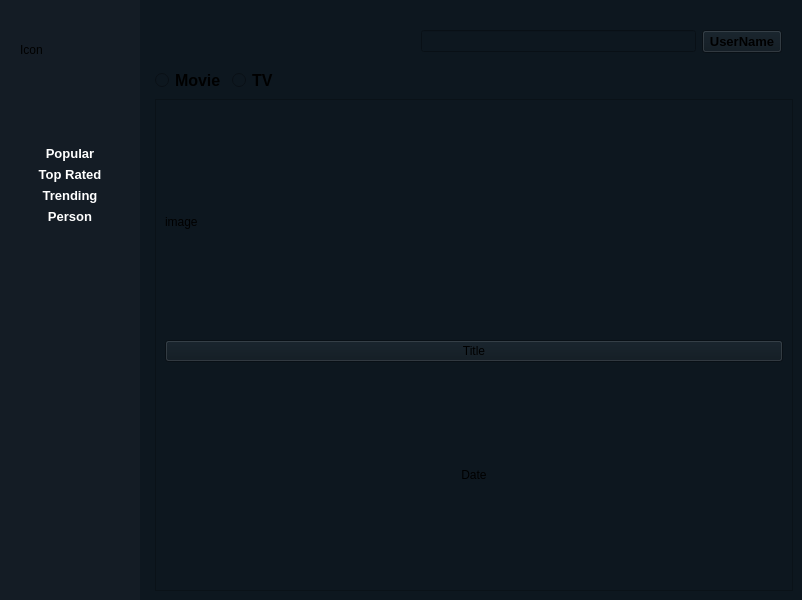
OleksiiMartseniuk/movie_desktop, file designer/form.ui: the form before one commit.
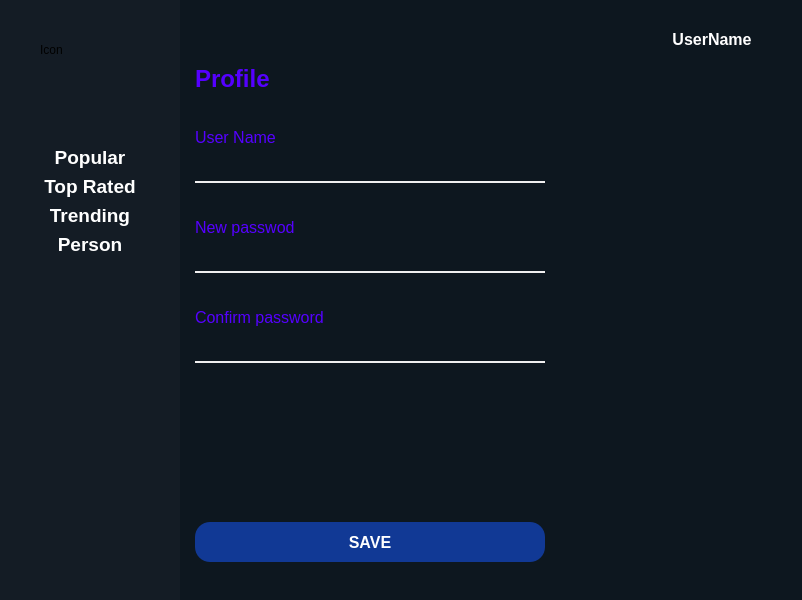
The form after the commit. The open tabs and pages were chosen to show the change.

Commit message: add cart movie, user edit,

```diff
--- a/designer/form.ui
+++ b/designer/form.ui
@@ -16,7 +16,19 @@
   <property name="styleSheet">
    <string notr="true">QWidget {
 	background-color:rgb(13, 23, 31);
-}</string>
+	border: none;
+}
+QPushButton#button_user {
+	border: none;
+	color: rgb(255, 255, 255);
+}
+QPushButton#button_user:hover {
+	color: rgb(45, 202, 235);
+}
+QPushButton#button_user:pressed {
+	color: rgb(85, 0, 255);
+}
+</string>
   </property>
   <layout class="QGridLayout" name="gridLayout">
    <property name="leftMargin">
@@ -56,13 +68,13 @@
        <number>6</number>
       </property>
       <property name="leftMargin">
-       <number>20</number>
+       <number>40</number>
       </property>
       <property name="topMargin">
        <number>0</number>
       </property>
       <property name="rightMargin">
-       <number>20</number>
+       <number>40</number>
       </property>
       <property name="bottomMargin">
        <number>0</number>
@@ -100,7 +112,7 @@
        <widget class="QPushButton" name="button_populat">
         <property name="font">
          <font>
-          <pointsize>10</pointsize>
+          <pointsize>14</pointsize>
           <bold>true</bold>
          </font>
         </property>
@@ -113,7 +125,7 @@
        <widget class="QPushButton" name="button_top_rated">
         <property name="font">
          <font>
-          <pointsize>10</pointsize>
+          <pointsize>14</pointsize>
           <bold>true</bold>
          </font>
         </property>
@@ -126,7 +138,7 @@
        <widget class="QPushButton" name="button_tremding">
         <property name="font">
          <font>
-          <pointsize>10</pointsize>
+          <pointsize>14</pointsize>
           <bold>true</bold>
          </font>
         </property>
@@ -139,7 +151,7 @@
        <widget class="QPushButton" name="button_person">
         <property name="font">
          <font>
-          <pointsize>10</pointsize>
+          <pointsize>14</pointsize>
           <bold>true</bold>
          </font>
         </property>
@@ -170,7 +182,7 @@
       <number>30</number>
      </property>
      <property name="rightMargin">
-      <number>20</number>
+      <number>50</number>
      </property>
      <item>
       <spacer name="horizontalSpacer">
@@ -192,7 +204,7 @@
       <widget class="QPushButton" name="button_user">
        <property name="font">
         <font>
-         <pointsize>10</pointsize>
+         <pointsize>12</pointsize>
          <bold>true</bold>
         </font>
        </property>
@@ -211,6 +223,9 @@
        <height>300</height>
       </size>
      </property>
+     <property name="styleSheet">
+      <string notr="true"/>
+     </property>
      <property name="midLineWidth">
       <number>1</number>
      </property>
@@ -218,23 +233,54 @@
       <number>0</number>
      </property>
      <widget class="QWidget" name="page_1">
-      <layout class="QVBoxLayout" name="verticalLayout_2">
-       <property name="rightMargin">
-        <number>9</number>
-       </property>
+      <property name="styleSheet">
+       <string notr="true">QWidget {
+	color: rgb(255, 255, 255);
+}
+QPushButton {
+	border: none;
+	color: rgb(255, 255, 255);
+}
+QPushButton:hover {
+	color: rgb(45, 202, 235);
+}
+QPushButton:pressed {
+	color: rgb(85, 0, 255);
+}
+
+QRadioButton {
+	background-color: rgb(85, 0, 255);
+	color: rgb(239, 239, 239);
+}
+QRadioButton::indicator
+{
+    image: none;
+}
+QRadioButton:unchecked {
+	background-color:rgb(13, 23, 31);
+	border: 1px solid #4a4a4a;
+}
+</string>
+      </property>
+      <layout class="QVBoxLayout" name="verticalLayout_3">
        <item>
         <layout class="QHBoxLayout" name="horizontalLayout_2">
-         <property name="rightMargin">
+         <property name="spacing">
           <number>0</number>
          </property>
          <item>
           <widget class="QRadioButton" name="radioButton">
            <property name="font">
             <font>
-             <pointsize>12</pointsize>
+             <family>Roboto</family>
+             <pointsize>14</pointsize>
              <bold>true</bold>
             </font>
            </property>
+           <property name="styleSheet">
+            <string notr="true">border-bottom-left-radius: 5px;
+border-top-left-radius: 5px;</string>
+           </property>
            <property name="text">
             <string>Movie</string>
            </property>
@@ -244,10 +290,15 @@
           <widget class="QRadioButton" name="radioButton_2">
            <property name="font">
             <font>
-             <pointsize>12</pointsize>
+             <family>Roboto</family>
+             <pointsize>14</pointsize>
              <bold>true</bold>
             </font>
            </property>
+           <property name="styleSheet">
+            <string notr="true">border-bottom-right-radius: 5px;
+border-top-right-radius: 5px;</string>
+           </property>
            <property name="text">
             <string>TV</string>
            </property>
@@ -278,37 +329,73 @@
            <rect>
             <x>0</x>
             <y>0</y>
-            <width>636</width>
-            <height>484</height>
+            <width>598</width>
+            <height>491</height>
            </rect>
           </property>
           <layout class="QGridLayout" name="gridLayout_2">
            <item row="0" column="0">
-            <layout class="QVBoxLayout" name="verticalLayout_3">
+            <layout class="QVBoxLayout" name="verticalLayout_2">
              <item>
-              <widget class="QLabel" name="cart_image">
+              <widget class="QLabel" name="label_5">
                <property name="minimumSize">
                 <size>
                  <width>150</width>
                  <height>225</height>
                 </size>
                </property>
+               <property name="maximumSize">
+                <size>
+                 <width>150</width>
+                 <height>225</height>
+                </size>
+               </property>
+               <property name="styleSheet">
+                <string notr="true">border-radius: 15px;
+</string>
+               </property>
                <property name="text">
-                <string>image</string>
+                <string>imaga</string>
                </property>
               </widget>
              </item>
              <item>
-              <widget class="QPushButton" name="cart_title">
+              <widget class="QPushButton" name="pushButton">
+               <property name="maximumSize">
+                <size>
+                 <width>150</width>
+                 <height>16777215</height>
+                </size>
+               </property>
+               <property name="font">
+                <font>
+                 <family>Roboto</family>
+                 <pointsize>12</pointsize>
+                 <bold>true</bold>
+                </font>
+               </property>
                <property name="text">
-                <string>Title</string>
+                <string>PushButton</string>
                </property>
               </widget>
              </item>
              <item>
-              <widget class="QLabel" name="cart_date">
+              <widget class="QLabel" name="label_6">
+               <property name="maximumSize">
+                <size>
+                 <width>150</width>
+                 <height>16777215</height>
+                </size>
+               </property>
+               <property name="font">
+                <font>
+                 <family>Roboto</family>
+                 <pointsize>10</pointsize>
+                 <bold>false</bold>
+                </font>
+               </property>
                <property name="text">
-                <string>Date</string>
+                <string>TextLabel</string>
                </property>
                <property name="alignment">
                 <set>Qt::AlignCenter</set>
@@ -317,13 +404,350 @@
              </item>
             </layout>
            </item>
+           <item row="0" column="1">
+            <spacer name="horizontalSpacer_3">
+             <property name="orientation">
+              <enum>Qt::Horizontal</enum>
+             </property>
+             <property name="sizeHint" stdset="0">
+              <size>
+               <width>40</width>
+               <height>20</height>
+              </size>
+             </property>
+            </spacer>
+           </item>
+           <item row="1" column="0">
+            <spacer name="verticalSpacer_9">
+             <property name="orientation">
+              <enum>Qt::Vertical</enum>
+             </property>
+             <property name="sizeHint" stdset="0">
+              <size>
+               <width>20</width>
+               <height>40</height>
+              </size>
+             </property>
+            </spacer>
+           </item>
           </layout>
          </widget>
         </widget>
        </item>
       </layout>
      </widget>
-     <widget class="QWidget" name="page_2"/>
+     <widget class="QWidget" name="profile">
+      <property name="styleSheet">
+       <string notr="true">QWidget {
+	color: rgb(255, 255, 255);
+	border: none;
+}
+QLineEdit {
+	border-bottom: 2px solid rgb(239, 239, 239);
+	color: rgb(239, 239, 239);
+	padding-bottom: 7px;
+}
+QLabel {
+	color: rgb(85, 0, 255);
+}
+QPushButton {
+	background-color: rgb(17, 57, 149);
+	color: rgb(255, 255, 255);
+	border-radius: 15px;
+}
+QPushButton:hover {
+	color: rgb(0, 0, 0);
+	background-color: rgb(85, 0, 255);
+}
+QPushButton:pressed {
+	background-color: rgb(0, 255, 0);
+}</string>
+      </property>
+      <layout class="QVBoxLayout" name="verticalLayout">
+       <item>
+        <widget class="QLabel" name="label_2">
+         <property name="maximumSize">
+          <size>
+           <width>350</width>
+           <height>16777215</height>
+          </size>
+         </property>
+         <property name="font">
+          <font>
+           <pointsize>18</pointsize>
+           <italic>false</italic>
+           <bold>true</bold>
+          </font>
+         </property>
+         <property name="text">
+          <string>Profile</string>
+         </property>
+        </widget>
+       </item>
+       <item>
+        <spacer name="verticalSpacer_3">
+         <property name="orientation">
+          <enum>Qt::Vertical</enum>
+         </property>
+         <property name="sizeHint" stdset="0">
+          <size>
+           <width>20</width>
+           <height>40</height>
+          </size>
+         </property>
+        </spacer>
+       </item>
+       <item>
+        <widget class="QLabel" name="label">
+         <property name="maximumSize">
+          <size>
+           <width>350</width>
+           <height>16777215</height>
+          </size>
+         </property>
+         <property name="font">
+          <font>
+           <pointsize>12</pointsize>
+           <bold>false</bold>
+          </font>
+         </property>
+         <property name="text">
+          <string>User Name</string>
+         </property>
+         <property name="wordWrap">
+          <bool>false</bool>
+         </property>
+         <property name="margin">
+          <number>0</number>
+         </property>
+        </widget>
+       </item>
+       <item>
+        <widget class="QLineEdit" name="lineEdit_username">
+         <property name="maximumSize">
+          <size>
+           <width>350</width>
+           <height>16777215</height>
+          </size>
+         </property>
+         <property name="font">
+          <font>
+           <pointsize>12</pointsize>
+          </font>
+         </property>
+         <property name="maxLength">
+          <number>20</number>
+         </property>
+        </widget>
+       </item>
+       <item>
+        <spacer name="verticalSpacer_8">
+         <property name="orientation">
+          <enum>Qt::Vertical</enum>
+         </property>
+         <property name="sizeHint" stdset="0">
+          <size>
+           <width>20</width>
+           <height>40</height>
+          </size>
+         </property>
+        </spacer>
+       </item>
+       <item>
+        <widget class="QLabel" name="label_3">
+         <property name="maximumSize">
+          <size>
+           <width>350</width>
+           <height>16777215</height>
+          </size>
+         </property>
+         <property name="font">
+          <font>
+           <pointsize>12</pointsize>
+           <bold>false</bold>
+          </font>
+         </property>
+         <property name="styleSheet">
+          <string notr="true"/>
+         </property>
+         <property name="text">
+          <string>New passwod</string>
+         </property>
+        </widget>
+       </item>
+       <item>
+        <widget class="QLineEdit" name="lineEdit_password">
+         <property name="maximumSize">
+          <size>
+           <width>350</width>
+           <height>16777215</height>
+          </size>
+         </property>
+         <property name="font">
+          <font>
+           <pointsize>12</pointsize>
+          </font>
+         </property>
+         <property name="maxLength">
+          <number>20</number>
+         </property>
+        </widget>
+       </item>
+       <item>
+        <spacer name="verticalSpacer_7">
+         <property name="orientation">
+          <enum>Qt::Vertical</enum>
+         </property>
+         <property name="sizeHint" stdset="0">
+          <size>
+           <width>20</width>
+           <height>40</height>
+          </size>
+         </property>
+        </spacer>
+       </item>
+       <item>
+        <widget class="QLabel" name="label_4">
+         <property name="maximumSize">
+          <size>
+           <width>350</width>
+           <height>16777215</height>
+          </size>
+         </property>
+         <property name="font">
+          <font>
+           <pointsize>12</pointsize>
+           <bold>false</bold>
+          </font>
+         </property>
+         <property name="text">
+          <string>Confirm password</string>
+         </property>
+        </widget>
+       </item>
+       <item>
+        <widget class="QLineEdit" name="lineEdit_confirm_password">
+         <property name="maximumSize">
+          <size>
+           <width>350</width>
+           <height>16777215</height>
+          </size>
+         </property>
+         <property name="font">
+          <font>
+           <pointsize>12</pointsize>
+          </font>
+         </property>
+         <property name="maxLength">
+          <number>20</number>
+         </property>
+        </widget>
+       </item>
+       <item>
+        <spacer name="verticalSpacer_5">
+         <property name="orientation">
+          <enum>Qt::Vertical</enum>
+         </property>
+         <property name="sizeHint" stdset="0">
+          <size>
+           <width>20</width>
+           <height>40</height>
+          </size>
+         </property>
+        </spacer>
+       </item>
+       <item>
+        <widget class="QScrollArea" name="error_1">
+         <property name="minimumSize">
+          <size>
+           <width>0</width>
+           <height>90</height>
+          </size>
+         </property>
+         <property name="maximumSize">
+          <size>
+           <width>350</width>
+           <height>16777215</height>
+          </size>
+         </property>
+         <property name="contextMenuPolicy">
+          <enum>Qt::ActionsContextMenu</enum>
+         </property>
+         <property name="styleSheet">
+          <string notr="true"/>
+         </property>
+         <property name="widgetResizable">
+          <bool>true</bool>
+         </property>
+         <widget class="QWidget" name="scrollAreaWidgetContents_3">
+          <property name="geometry">
+           <rect>
+            <x>0</x>
+            <y>0</y>
+            <width>350</width>
+            <height>90</height>
+           </rect>
+          </property>
+          <property name="styleSheet">
+           <string notr="true">color: rgb(255, 0, 0);</string>
+          </property>
+          <layout class="QVBoxLayout" name="verticalLayout_5"/>
+         </widget>
+        </widget>
+       </item>
+       <item>
+        <spacer name="verticalSpacer_6">
+         <property name="orientation">
+          <enum>Qt::Vertical</enum>
+         </property>
+         <property name="sizeHint" stdset="0">
+          <size>
+           <width>20</width>
+           <height>40</height>
+          </size>
+         </property>
+        </spacer>
+       </item>
+       <item>
+        <widget class="QPushButton" name="pushButton_save">
+         <property name="minimumSize">
+          <size>
+           <width>350</width>
+           <height>40</height>
+          </size>
+         </property>
+         <property name="maximumSize">
+          <size>
+           <width>350</width>
+           <height>16777215</height>
+          </size>
+         </property>
+         <property name="font">
+          <font>
+           <pointsize>12</pointsize>
+           <bold>true</bold>
+          </font>
+         </property>
+         <property name="text">
+          <string>SAVE</string>
+         </property>
+        </widget>
+       </item>
+       <item>
+        <spacer name="verticalSpacer_4">
+         <property name="orientation">
+          <enum>Qt::Vertical</enum>
+         </property>
+         <property name="sizeHint" stdset="0">
+          <size>
+           <width>20</width>
+           <height>40</height>
+          </size>
+         </property>
+        </spacer>
+       </item>
+      </layout>
+     </widget>
     </widget>
    </item>
   </layout>
```
Left out of the diff: 6 changed lines with no effect on the pictures.
